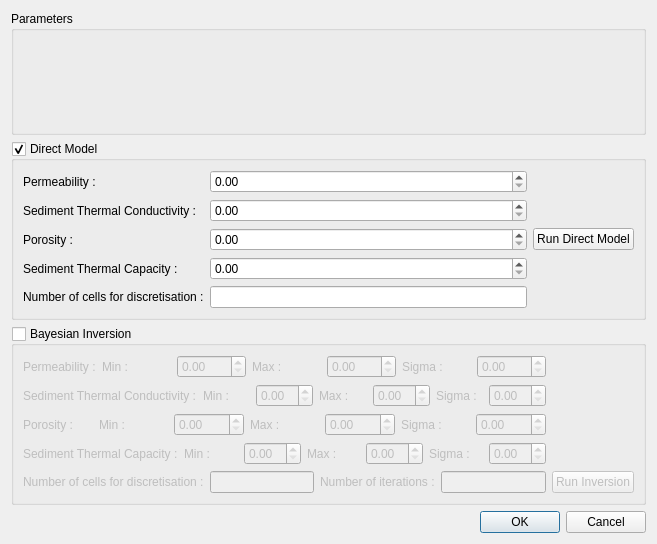
Before: the Qt Designer form molonari_data/molonaviz/computedialog.ui in leamailhol/MOLO-projet-interface, drawn with Qt 5.
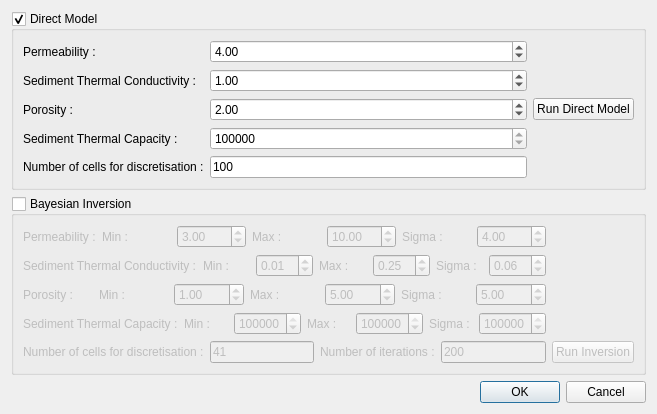
After: the same form once the commit is applied.

The edit to the form file:
```diff
--- a/molonari_data/molonaviz/computedialog.ui
+++ b/molonari_data/molonaviz/computedialog.ui
@@ -7,20 +7,13 @@
     <x>0</x>
     <y>0</y>
     <width>657</width>
-    <height>544</height>
+    <height>380</height>
    </rect>
   </property>
   <property name="windowTitle">
    <string>Compute Dialog</string>
   </property>
   <layout class="QVBoxLayout" name="verticalLayout">
-   <item>
-    <widget class="QGroupBox" name="Parameters">
-     <property name="title">
-      <string>Parameters</string>
-     </property>
-    </widget>
-   </item>
    <item>
     <widget class="QGroupBox" name="ModeleDirect">
      <property name="title">
@@ -40,7 +33,11 @@
          </widget>
         </item>
         <item row="1" column="1">
-         <widget class="QDoubleSpinBox" name="doubleSpinBox_Lambdas"/>
+         <widget class="QDoubleSpinBox" name="doubleSpinBox_Lambdas">
+          <property name="value">
+           <double>1.000000000000000</double>
+          </property>
+         </widget>
         </item>
         <item row="3" column="0">
          <widget class="QLabel" name="label_5">
@@ -50,13 +47,37 @@
          </widget>
         </item>
         <item row="0" column="1">
-         <widget class="QDoubleSpinBox" name="doubleSpinBox_Permeability"/>
+         <widget class="QDoubleSpinBox" name="doubleSpinBox_Permeability">
+          <property name="value">
+           <double>4.000000000000000</double>
+          </property>
+         </widget>
         </item>
         <item row="3" column="1">
-         <widget class="QDoubleSpinBox" name="doubleSpinBox_ThermalCapacity"/>
+         <widget class="QDoubleSpinBox" name="doubleSpinBox_ThermalCapacity">
+          <property name="decimals">
+           <number>0</number>
+          </property>
+          <property name="minimum">
+           <double>100000.000000000000000</double>
+          </property>
+          <property name="maximum">
+           <double>10000000.000000000000000</double>
+          </property>
+          <property name="value">
+           <double>4000000.000000000000000</double>
+          </property>
+         </widget>
         </item>
         <item row="2" column="1">
-         <widget class="QDoubleSpinBox" name="doubleSpinBox_Porosity"/>
+         <widget class="QDoubleSpinBox" name="doubleSpinBox_Porosity">
+          <property name="decimals">
+           <number>2</number>
+          </property>
+          <property name="value">
+           <double>2.000000000000000</double>
+          </property>
+         </widget>
         </item>
         <item row="2" column="0">
          <widget class="QLabel" name="label_4">
@@ -80,7 +101,11 @@
          </widget>
         </item>
         <item row="4" column="1">
-         <widget class="QLineEdit" name="lineEdit_CellsNumber"/>
+         <widget class="QLineEdit" name="lineEdit_CellsNumber">
+          <property name="text">
+           <string>100</string>
+          </property>
+         </widget>
         </item>
        </layout>
       </item>
@@ -127,6 +152,9 @@
           <property name="accessibleName">
            <string>doubleSpinBox_PermeabilityMax</string>
           </property>
+          <property name="value">
+           <double>3.000000000000000</double>
+          </property>
          </widget>
         </item>
         <item>
@@ -141,6 +169,9 @@
           <property name="accessibleName">
            <string>doubleSpinBox_PermeabilityMax</string>
           </property>
+          <property name="value">
+           <double>10.000000000000000</double>
+          </property>
          </widget>
         </item>
         <item>
@@ -151,7 +182,11 @@
          </widget>
         </item>
         <item>
-         <widget class="QDoubleSpinBox" name="doubleSpinBox_PermeabilitySigma"/>
+         <widget class="QDoubleSpinBox" name="doubleSpinBox_PermeabilitySigma">
+          <property name="value">
+           <double>4.000000000000000</double>
+          </property>
+         </widget>
         </item>
        </layout>
       </item>
@@ -172,7 +207,14 @@
          </widget>
         </item>
         <item>
-         <widget class="QDoubleSpinBox" name="doubleSpinBox_LambdasMin"/>
+         <widget class="QDoubleSpinBox" name="doubleSpinBox_LambdasMin">
+          <property name="singleStep">
+           <double>0.010000000000000</double>
+          </property>
+          <property name="value">
+           <double>0.010000000000000</double>
+          </property>
+         </widget>
         </item>
         <item>
          <widget class="QLabel" name="label_31">
@@ -182,7 +224,14 @@
          </widget>
         </item>
         <item>
-         <widget class="QDoubleSpinBox" name="doubleSpinBox_LambdasMax"/>
+         <widget class="QDoubleSpinBox" name="doubleSpinBox_LambdasMax">
+          <property name="singleStep">
+           <double>0.010000000000000</double>
+          </property>
+          <property name="value">
+           <double>0.250000000000000</double>
+          </property>
+         </widget>
         </item>
         <item>
          <widget class="QLabel" name="label_35">
@@ -192,7 +241,14 @@
          </widget>
         </item>
         <item>
-         <widget class="QDoubleSpinBox" name="doubleSpinBox_LambdasSigma"/>
+         <widget class="QDoubleSpinBox" name="doubleSpinBox_LambdasSigma">
+          <property name="singleStep">
+           <double>0.010000000000000</double>
+          </property>
+          <property name="value">
+           <double>0.060000000000000</double>
+          </property>
+         </widget>
         </item>
        </layout>
       </item>
@@ -213,7 +269,11 @@
          </widget>
         </item>
         <item>
-         <widget class="QDoubleSpinBox" name="doubleSpinBox_PorosityMin"/>
+         <widget class="QDoubleSpinBox" name="doubleSpinBox_PorosityMin">
+          <property name="value">
+           <double>1.000000000000000</double>
+          </property>
+         </widget>
         </item>
         <item>
          <widget class="QLabel" name="label_29">
@@ -223,7 +283,11 @@
          </widget>
         </item>
         <item>
-         <widget class="QDoubleSpinBox" name="doubleSpinBox_PorosityMax"/>
+         <widget class="QDoubleSpinBox" name="doubleSpinBox_PorosityMax">
+          <property name="value">
+           <double>5.000000000000000</double>
+          </property>
+         </widget>
         </item>
         <item>
          <widget class="QLabel" name="label_36">
@@ -233,7 +297,11 @@
          </widget>
         </item>
         <item>
-         <widget class="QDoubleSpinBox" name="doubleSpinBox_PorositySigma"/>
+         <widget class="QDoubleSpinBox" name="doubleSpinBox_PorositySigma">
+          <property name="value">
+           <double>5.000000000000000</double>
+          </property>
+         </widget>
         </item>
        </layout>
       </item>
@@ -254,7 +322,17 @@
          </widget>
         </item>
         <item>
-         <widget class="QDoubleSpinBox" name="doubleSpinBox_ThermalCapacityMin"/>
+         <widget class="QDoubleSpinBox" name="doubleSpinBox_ThermalCapacityMin">
+          <property name="decimals">
+           <number>0</number>
+          </property>
+          <property name="maximum">
+           <double>10000000.000000000000000</double>
+          </property>
+          <property name="value">
+           <double>1000000.000000000000000</double>
+          </property>
+         </widget>
         </item>
         <item>
          <widget class="QLabel" name="label_32">
@@ -264,7 +342,17 @@
          </widget>
         </item>
         <item>
-         <widget class="QDoubleSpinBox" name="doubleSpinBox_ThermalCapacityMax"/>
+         <widget class="QDoubleSpinBox" name="doubleSpinBox_ThermalCapacityMax">
+          <property name="decimals">
+           <number>0</number>
+          </property>
+          <property name="maximum">
+           <double>10000000.000000000000000</double>
+          </property>
+          <property name="value">
+           <double>10000000.000000000000000</double>
+          </property>
+         </widget>
         </item>
         <item>
          <widget class="QLabel" name="label_37">
@@ -274,7 +362,17 @@
          </widget>
         </item>
         <item>
-         <widget class="QDoubleSpinBox" name="doubleSpinBox_ThermalCapacitySigma"/>
+         <widget class="QDoubleSpinBox" name="doubleSpinBox_ThermalCapacitySigma">
+          <property name="decimals">
+           <number>0</number>
+          </property>
+          <property name="maximum">
+           <double>1000000.000000000000000</double>
+          </property>
+          <property name="value">
+           <double>100000.000000000000000</double>
+          </property>
+         </widget>
         </item>
        </layout>
       </item>
@@ -288,7 +386,11 @@
          </widget>
         </item>
         <item>
-         <widget class="QLineEdit" name="lineEdit_CellsNumberMCMC"/>
+         <widget class="QLineEdit" name="lineEdit_CellsNumberMCMC">
+          <property name="text">
+           <string>41</string>
+          </property>
+         </widget>
         </item>
         <item>
          <widget class="QLabel" name="label_33">
@@ -298,7 +400,11 @@
          </widget>
         </item>
         <item>
-         <widget class="QLineEdit" name="lineEdit_IterationsNumber"/>
+         <widget class="QLineEdit" name="lineEdit_IterationsNumber">
+          <property name="text">
+           <string>200</string>
+          </property>
+         </widget>
         </item>
        </layout>
       </item>
```
